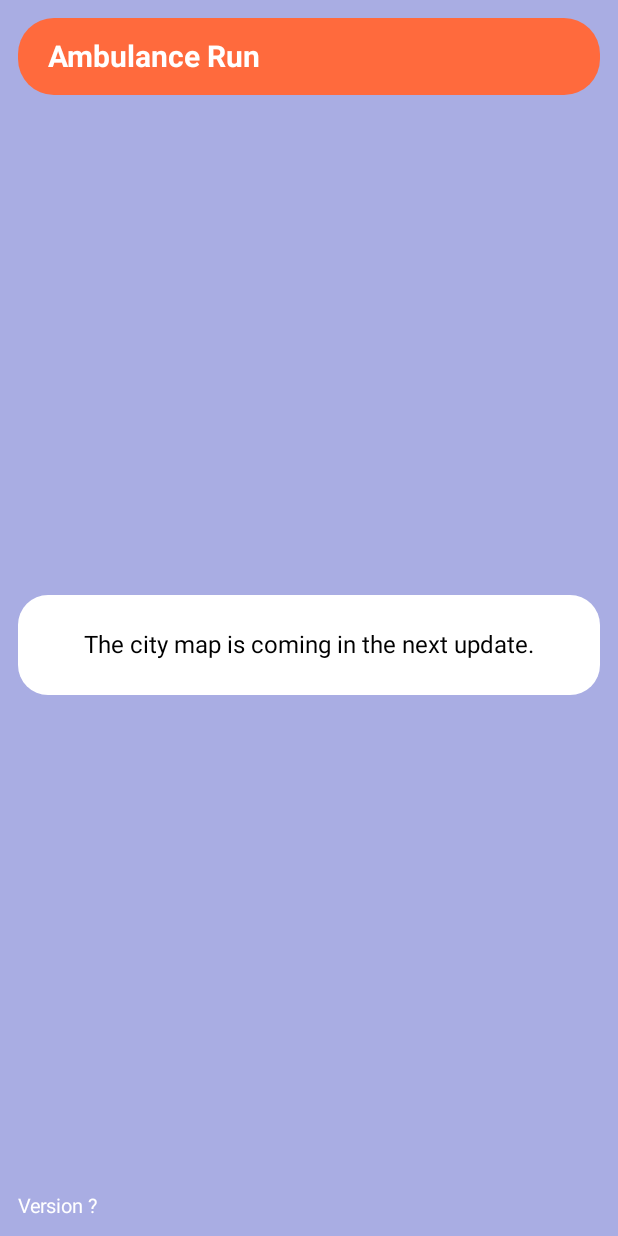
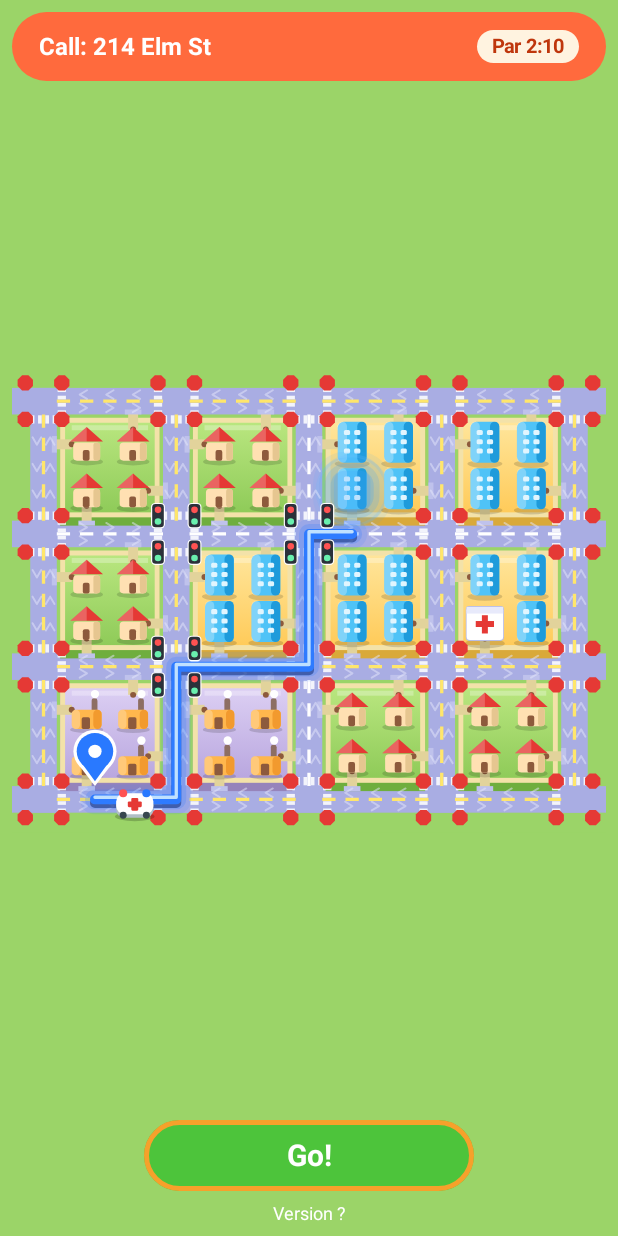
Before and after one commit to paul-alexander360/AmboGame, an Android app built with Jetpack Compose: the screen it shows after launch (MainActivity), on a phone screen of 412 x 824 dp. Run offline under Robolectric (Android 15) with nearby library versions, the phone set to English and light mode, and no system bars.

Commit message:
Update HomeScreen layout and styling

```diff
--- a/app/src/main/java/com/cpd360/ambulancerun/MainActivity.kt
+++ b/app/src/main/java/com/cpd360/ambulancerun/MainActivity.kt
@@ -5,13 +5,19 @@ import androidx.activity.ComponentActivity
 import androidx.activity.compose.setContent
 import androidx.activity.enableEdgeToEdge
 import androidx.compose.foundation.background
+import androidx.compose.foundation.border
 import androidx.compose.foundation.layout.Arrangement
 import androidx.compose.foundation.layout.Box
 import androidx.compose.foundation.layout.Column
+import androidx.compose.foundation.layout.Row
+import androidx.compose.foundation.layout.Spacer
+import androidx.compose.foundation.layout.aspectRatio
 import androidx.compose.foundation.layout.fillMaxSize
 import androidx.compose.foundation.layout.fillMaxWidth
+import androidx.compose.foundation.layout.height
 import androidx.compose.foundation.layout.padding
 import androidx.compose.foundation.layout.safeDrawingPadding
+import androidx.compose.foundation.layout.width
 import androidx.compose.foundation.shape.RoundedCornerShape
 import androidx.compose.material3.Text
 import androidx.compose.runtime.Composable
@@ -36,28 +42,45 @@ fun HomeScreen(version: String) {
     Column(
         modifier = Modifier
             .fillMaxSize()
-            .background(Color(0xFFA9ADE3))
+            .background(Color(0xFF9BD468))
             .safeDrawingPadding()
-            .padding(12.dp),
+            .padding(8.dp),
         verticalArrangement = Arrangement.SpaceBetween
     ) {
-        Box(
+        Row(
             modifier = Modifier
                 .fillMaxWidth()
                 .background(Color(0xFFFF6A3D), RoundedCornerShape(24.dp))
-                .padding(vertical = 14.dp, horizontal = 20.dp)
+                .padding(horizontal = 18.dp, vertical = 12.dp),
+            horizontalArrangement = Arrangement.SpaceBetween,
+            verticalAlignment = Alignment.CenterVertically
         ) {
-            Text("Ambulance Run", color = Color.White, fontSize = 20.sp, fontWeight = FontWeight.Bold)
+            Text("Call: 214 Elm St", color = Color.White, fontSize = 16.sp, fontWeight = FontWeight.Bold)
+            Box(
+                modifier = Modifier
+                    .background(Color(0xFFFFF3E0), RoundedCornerShape(12.dp))
+                    .padding(horizontal = 10.dp, vertical = 3.dp)
+            ) {
+                Text("Par 2:10", color = Color(0xFFBF360C), fontSize = 13.sp, fontWeight = FontWeight.Bold)
+            }
         }
-        Box(
-            modifier = Modifier
-                .fillMaxWidth()
-                .background(Color.White, RoundedCornerShape(20.dp))
-                .padding(24.dp),
-            contentAlignment = Alignment.Center
+        CityMap(Modifier.fillMaxWidth().aspectRatio(358f / 280f))
+        Column(
+            modifier = Modifier.fillMaxWidth(),
+            horizontalAlignment = Alignment.CenterHorizontally
         ) {
-            Text("The city map is coming in the next update.", fontSize = 16.sp)
+            Box(
+                modifier = Modifier
+                    .width(220.dp)
+                    .background(Color(0xFF4DC43B), RoundedCornerShape(24.dp))
+                    .border(3.dp, Color(0xFFF6A12B), RoundedCornerShape(24.dp))
+                    .padding(vertical = 12.dp),
+                contentAlignment = Alignment.Center
+            ) {
+                Text("Go!", color = Color.White, fontSize = 20.sp, fontWeight = FontWeight.Bold)
+            }
+            Spacer(Modifier.height(8.dp))
+            Text("Version $version", color = Color.White, fontSize = 12.sp)
         }
-        Text("Version $version", color = Color.White, fontSize = 13.sp)
     }
 }
```
